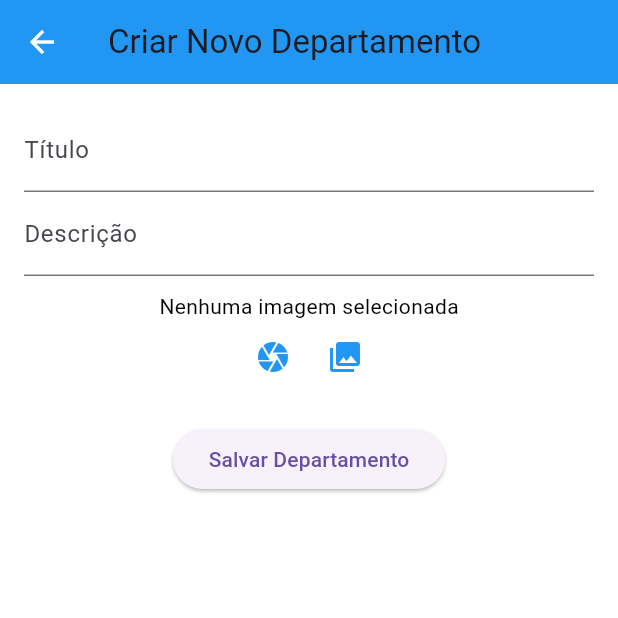
After one commit to stiuff-mobile-devs/inventoryplatform, a Flutter app: the DepartmentsForm screen opened by its route, after a tap on the "camera" icon, on a phone screen of 412 x 824 dp, the top half of it. The commit adds this screen. Run offline on Flutter 3.47's test engine with Material 3 defaults, Android fonts, the phone set to English and light mode, and no system bars; our stand-ins replace animated_splash_screen, cached_network_image, carousel_slider, connectivity_plus, flutter_svg, get and 3 more; network calls fail.

Commit message:
tela criar departamentos

```diff
--- /dev/null
+++ b/lib/app/bindings/departments_bindings.dart
@@ -0,0 +1,9 @@
+import 'package:get/get.dart';
+import 'package:inventoryplatform/app/controllers/departments_controller.dart';
+
+class DepartmentsBinding extends Bindings {
+  @override
+  void dependencies() {
+    Get.lazyPut<DepartmentsController>(() => DepartmentsController());
+  }
+}
--- /dev/null
+++ b/lib/app/controllers/departments_controller.dart
@@ -0,0 +1,59 @@
+import 'dart:io';
+import 'package:flutter/material.dart';
+import 'package:image_picker/image_picker.dart';
+import 'package:get/get.dart';
+
+class DepartmentsController extends GetxController {
+  final TextEditingController titleController = TextEditingController();
+  final TextEditingController descriptionController = TextEditingController();
+  final ImagePicker picker = ImagePicker();
+
+  File? image;
+  var isLoading = false.obs;
+
+  Future<void> pickImage(ImageSource source) async {
+    final pickedFile = await picker.pickImage(source: source);
+    if (pickedFile != null) {
+      image = File(pickedFile.path);
+      update();
+    }
+  }
+
+  Future<void> saveDepartment(BuildContext context) async {
+    isLoading.value = true;
+
+    try {
+      /*
+      //Segurança firebase
+      User? user = FirebaseAuth.instance.currentUser;
+      if (user == null) {
+        ScaffoldMessenger.of(context).showSnackBar(
+          const SnackBar(content: Text("Usuário não autenticado.")),
+        );
+        isLoading.value = false;
+        return;
+      }
+
+      await FirebaseFirestore.instance.collection("departments").add({
+        "title": titleController.text.trim(),
+        "description": descriptionController.text.trim(),
+        "created_at": FieldValue.serverTimestamp(),
+        "created_by": user.uid,
+      });
+
+      mockService.addSampleOrganizations();
+      */
+
+      ScaffoldMessenger.of(context).showSnackBar(
+        const SnackBar(content: Text("Departamento criado com sucesso!")),
+      );
+      Navigator.pop(context);
+    } catch (e) {
+      print(e.toString());
+      ScaffoldMessenger.of(context).showSnackBar(
+        SnackBar(content: Text("Erro ao salvar departamento: $e")),
+      );
+    }
+    isLoading.value = false;
+  }
+}
--- a/lib/app/routes/app_routes.dart
+++ b/lib/app/routes/app_routes.dart
@@ -3,6 +3,7 @@ abstract class Routes {
   static const PANEL = '/panel';
   static const ROUTES = '/routes';
   static const INITIAL = '/initial';
+  static const DEPARTMENT = '/department';
   static const LOGIN = '/login';
   static const REGISTER = '/register';
   static const SETTINGS = '/settings';
--- /dev/null
+++ b/lib/app/ui/device/departments_form.dart
@@ -0,0 +1,56 @@
+import 'package:flutter/material.dart';
+import 'package:get/get.dart';
+import 'package:image_picker/image_picker.dart';
+import 'package:inventoryplatform/app/controllers/departments_controller.dart';
+
+class DepartmentsForm extends StatelessWidget {
+  const DepartmentsForm({super.key});
+
+  @override
+  Widget build(BuildContext context) {
+    final DepartmentsController controller = Get.find<DepartmentsController>();
+
+    return Scaffold(
+      appBar: AppBar(title: const Text("Criar Novo Departamento")),
+      body: Padding(
+        padding: const EdgeInsets.all(16.0),
+        child: Column(
+          children: [
+            TextField(
+              controller: controller.titleController,
+              decoration: const InputDecoration(labelText: "Título"),
+            ),
+            TextField(
+              controller: controller.descriptionController,
+              decoration: const InputDecoration(labelText: "Descrição"),
+            ),
+            const SizedBox(height: 10),
+             controller.image == null
+                ? const Text("Nenhuma imagem selecionada")
+                : Image.file(controller.image!, height: 100),
+            Row(
+              mainAxisAlignment: MainAxisAlignment.center,
+              children: [
+                IconButton(
+                  icon: const Icon(Icons.camera),
+                  onPressed: () => controller.pickImage(ImageSource.camera),
+                ),
+                IconButton(
+                  icon: const Icon(Icons.photo_library),
+                  onPressed: () => controller.pickImage(ImageSource.gallery),
+                ),
+              ],
+            ),
+            const SizedBox(height: 20),
+           controller.isLoading.value
+                ? const CircularProgressIndicator()
+                : ElevatedButton(
+                    onPressed: () => controller.saveDepartment(context),
+                    child: const Text("Salvar Departamento"),
+                  ),
+          ],
+        ),
+      ),
+    );
+  }
+}
--- a/lib/app/ui/device/home_page.dart
+++ b/lib/app/ui/device/home_page.dart
@@ -113,13 +113,13 @@ class HomePage extends StatelessWidget {
             children: [
             _buildQuickActionButton(
               icon: Icons.add_circle_rounded,
-              label: 'Criar uma nova Organização',
+              label: 'Criar um novo Departamento',
               color: Colors.blue,
-              onPressed: () {},
+              onPressed: () => controller.createDepartment(context),
             ),
             _buildQuickActionButton(
               icon: Icons.supervised_user_circle,
-              label: 'Participar de uma Organização',
+              label: 'Participar de um Departamento',
               color: Colors.green,
               onPressed: () {},
             ),
--- a/pubspec.yaml
+++ b/pubspec.yaml
@@ -19,6 +19,7 @@ dependencies:
   sidebarx: ^0.17.1
   cached_network_image: ^3.4.1
   connectivity_plus: ^6.1.3
+  image_picker: ^1.1.2
 
 
   cupertino_icons: ^1.0.8
```
Also changed, not shown: lib/app/controllers/home_controller.dart (+6 -5 lines), lib/app/routes/app_pages.dart (+8 -0 lines), pubspec.lock, 5 other files.
